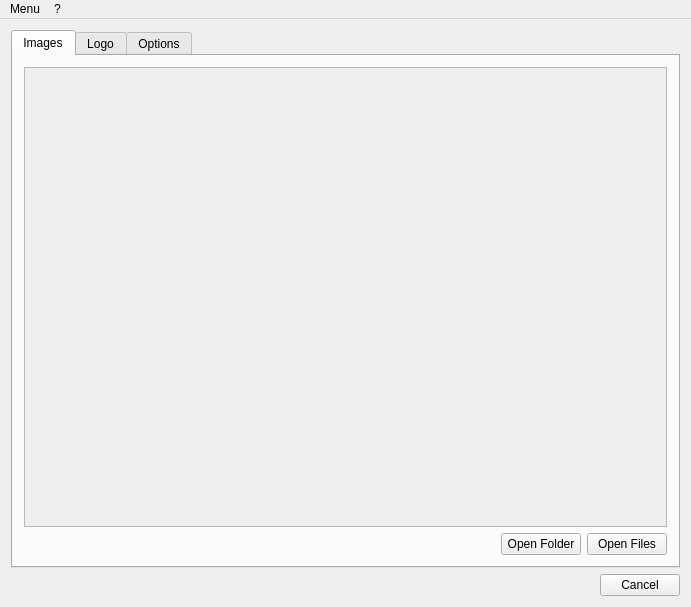
Old version of the form resizer.ui in the repository lbaudouin/Resizer.
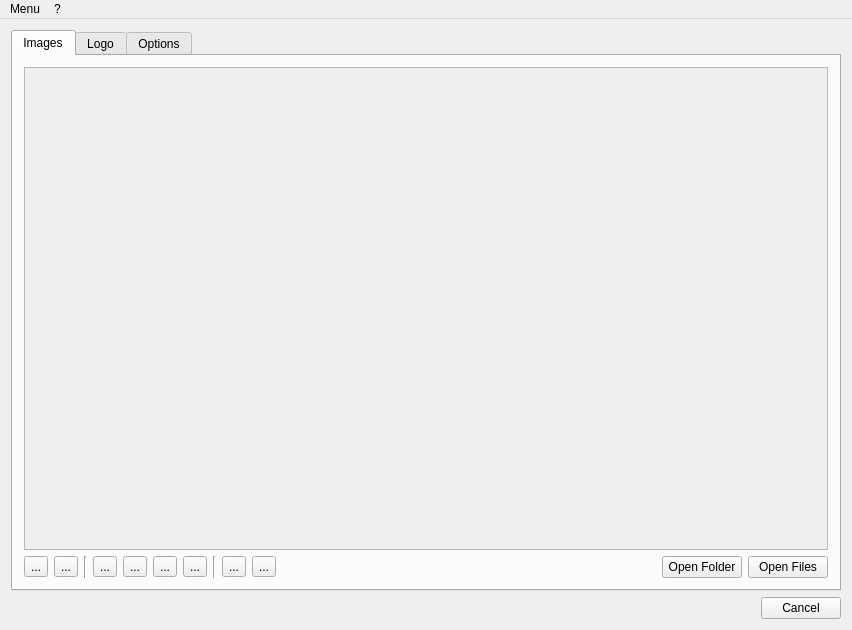
New version of the form. Icons and pictures are not drawn. Custom widgets are drawn as their Qt base class.

Commit message: Rename MyLabel class, use new website address, add toolbuttons

```diff
--- a/resizer.ui
+++ b/resizer.ui
@@ -6,8 +6,8 @@
    <rect>
     <x>0</x>
     <y>0</y>
-    <width>691</width>
-    <height>607</height>
+    <width>852</width>
+    <height>630</height>
    </rect>
   </property>
   <property name="windowTitle">
@@ -38,8 +38,8 @@
             <rect>
              <x>0</x>
              <y>0</y>
-             <width>649</width>
-             <height>443</height>
+             <width>810</width>
+             <height>466</height>
             </rect>
            </property>
            <layout class="QGridLayout" name="gridLayout"/>
@@ -48,6 +48,132 @@
         </item>
         <item>
          <layout class="QHBoxLayout" name="horizontalLayout">
+          <item>
+           <widget class="QToolButton" name="selectAllToolButton">
+            <property name="toolTip">
+             <string>Select All</string>
+            </property>
+            <property name="text">
+             <string>...</string>
+            </property>
+            <property name="icon">
+             <iconset resource="ressources.qrc">
+              <normaloff>:/images/select_all</normaloff>:/images/select_all</iconset>
+            </property>
+           </widget>
+          </item>
+          <item>
+           <widget class="QToolButton" name="deselectAllToolButton">
+            <property name="toolTip">
+             <string>Deselect All</string>
+            </property>
+            <property name="text">
+             <string>...</string>
+            </property>
+            <property name="icon">
+             <iconset resource="ressources.qrc">
+              <normaloff>:/images/deselect_all</normaloff>:/images/deselect_all</iconset>
+            </property>
+           </widget>
+          </item>
+          <item>
+           <widget class="Line" name="line_3">
+            <property name="orientation">
+             <enum>Qt::Vertical</enum>
+            </property>
+           </widget>
+          </item>
+          <item>
+           <widget class="QToolButton" name="autoRotationToolButton">
+            <property name="toolTip">
+             <string>Detect rotation</string>
+            </property>
+            <property name="text">
+             <string>...</string>
+            </property>
+            <property name="icon">
+             <iconset resource="ressources.qrc">
+              <normaloff>:/images/auto</normaloff>:/images/auto</iconset>
+            </property>
+           </widget>
+          </item>
+          <item>
+           <widget class="QToolButton" name="resetRotationToolButton">
+            <property name="toolTip">
+             <string>Reset rotation</string>
+            </property>
+            <property name="text">
+             <string>...</string>
+            </property>
+            <property name="icon">
+             <iconset resource="ressources.qrc">
+              <normaloff>:/images/reset</normaloff>:/images/reset</iconset>
+            </property>
+           </widget>
+          </item>
+          <item>
+           <widget class="QToolButton" name="leftRotationToolButton">
+            <property name="toolTip">
+             <string>Rotate to left</string>
+            </property>
+            <property name="text">
+             <string>...</string>
+            </property>
+            <property name="icon">
+             <iconset resource="ressources.qrc">
+              <normaloff>:/images/left</normaloff>:/images/left</iconset>
+            </property>
+           </widget>
+          </item>
+          <item>
+           <widget class="QToolButton" name="rightRotationToolButton">
+            <property name="toolTip">
+             <string>Rotate to right</string>
+            </property>
+            <property name="text">
+             <string>...</string>
+            </property>
+            <property name="icon">
+             <iconset resource="ressources.qrc">
+              <normaloff>:/images/right</normaloff>:/images/right</iconset>
+            </property>
+           </widget>
+          </item>
+          <item>
+           <widget class="Line" name="line">
+            <property name="orientation">
+             <enum>Qt::Vertical</enum>
+            </property>
+           </widget>
+          </item>
+          <item>
+           <widget class="QToolButton" name="removeToolButton">
+            <property name="toolTip">
+             <string>Remove from grid</string>
+            </property>
+            <property name="text">
+             <string>...</string>
+            </property>
+            <property name="icon">
+             <iconset resource="ressources.qrc">
+              <normaloff>:/images/remove</normaloff>:/images/remove</iconset>
+            </property>
+           </widget>
+          </item>
+          <item>
+           <widget class="QToolButton" name="deleteToolButton">
+            <property name="toolTip">
+             <string>Delete file</string>
+            </property>
+            <property name="text">
+             <string>...</string>
+            </property>
+            <property name="icon">
+             <iconset resource="ressources.qrc">
+              <normaloff>:/images/delete</normaloff>:/images/delete</iconset>
+            </property>
+           </widget>
+          </item>
           <item>
            <spacer name="horizontalSpacer_4">
             <property name="orientation">
@@ -469,7 +595,7 @@
     <rect>
      <x>0</x>
      <y>0</y>
-     <width>691</width>
+     <width>852</width>
      <height>25</height>
     </rect>
    </property>
```
The commit also changes 14 other files.
